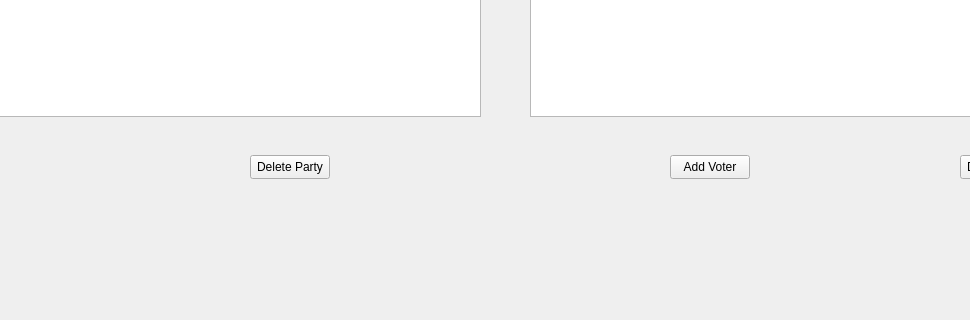
Old version of the form src/gui/mainwindow.ui in the repository 4ahlikNevmiruchi/PoliticalSim; both pictures show x 300 to 1270 and y 154 to 474 of the 1447 by 474 pixel window.
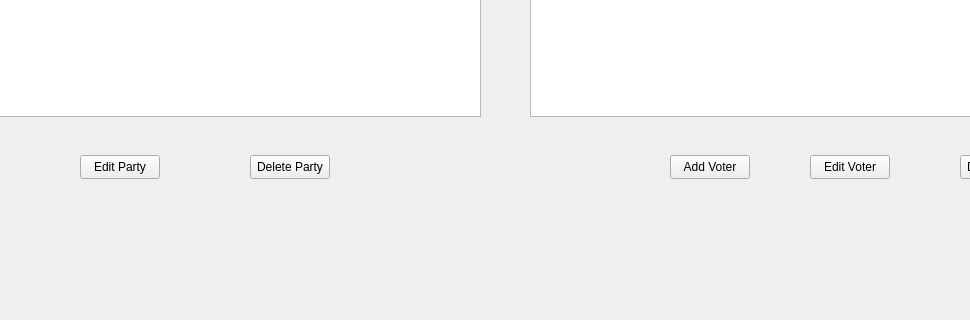
New version of the form.

Commit message: Edit buttons implemented

What changed in the file:
```diff
--- a/src/gui/mainwindow.ui
+++ b/src/gui/mainwindow.ui
@@ -86,6 +86,32 @@
      <string>Delete Voter</string>
     </property>
    </widget>
+   <widget class="QPushButton" name="editPartyButton">
+    <property name="geometry">
+     <rect>
+      <x>380</x>
+      <y>290</y>
+      <width>80</width>
+      <height>24</height>
+     </rect>
+    </property>
+    <property name="text">
+     <string>Edit Party</string>
+    </property>
+   </widget>
+   <widget class="QPushButton" name="editVoterButton">
+    <property name="geometry">
+     <rect>
+      <x>1110</x>
+      <y>290</y>
+      <width>80</width>
+      <height>24</height>
+     </rect>
+    </property>
+    <property name="text">
+     <string>Edit Voter</string>
+    </property>
+   </widget>
   </widget>
   <widget class="QMenuBar" name="menubar">
    <property name="geometry">
```
The commit also changes 9 other files.
